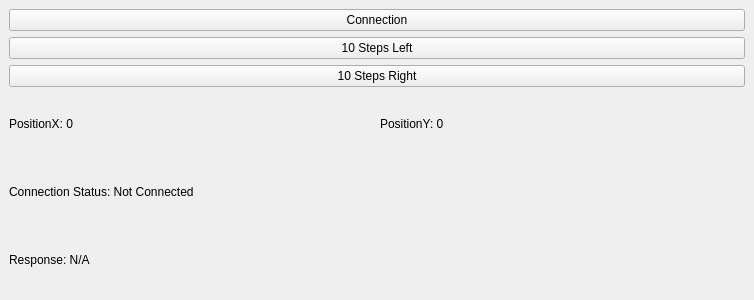
First picture: the form in fe/main.ui, repository C-MILL/laser, before the edit.
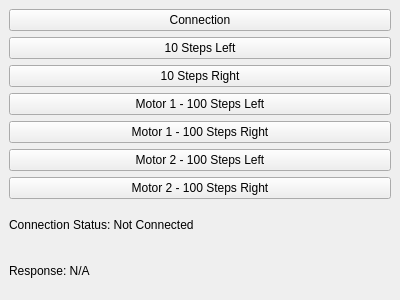
Second picture: the form after the edit.

```diff
--- a/fe/main.ui
+++ b/fe/main.ui
@@ -6,7 +6,7 @@
    <rect>
     <x>0</x>
     <y>0</y>
-    <width>754</width>
+    <width>400</width>
     <height>300</height>
    </rect>
   </property>
@@ -37,22 +37,32 @@
      </widget>
     </item>
     <item>
-     <layout class="QHBoxLayout" name="horizontalLayout">
+     <widget class="QPushButton" name="motor1_left">
+      <property name="text">
+       <string>Motor 1 - 100 Steps Left</string>
+      </property>
+     </widget>
+    </item>
       <item>
-       <widget class="QLabel" name="label">
+     <widget class="QPushButton" name="motor1_right">
         <property name="text">
-         <string>PositionX: 0</string>
+       <string>Motor 1 - 100 Steps Right</string>
         </property>
        </widget>
       </item>
       <item>
-       <widget class="QLabel" name="label_2">
+     <widget class="QPushButton" name="motor2_left">
         <property name="text">
-         <string>PositionY: 0</string>
+       <string>Motor 2 - 100 Steps Left</string>
         </property>
        </widget>
       </item>
-     </layout>
+    <item>
+     <widget class="QPushButton" name="motor2_right">
+      <property name="text">
+       <string>Motor 2 - 100 Steps Right</string>
+      </property>
+     </widget>
     </item>
     <item>
      <widget class="QLabel" name="connectionStatusLabel">
```
Lines whose indentation alone changed are shown as unchanged.
